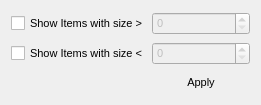
Before: the Qt Designer form sizefilter.ui in pjrinaldi/wombatforensics, drawn with Qt 5.
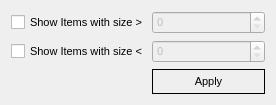
After: the same form once the commit is applied.

Patch:
```diff
--- a/sizefilter.ui
+++ b/sizefilter.ui
@@ -9,7 +9,7 @@
    <rect>
     <x>0</x>
     <y>0</y>
-    <width>261</width>
+    <width>276</width>
     <height>105</height>
    </rect>
   </property>
@@ -64,6 +64,9 @@
    </item>
    <item row="3" column="1">
     <widget class="QPushButton" name="pushButton">
+     <property name="styleSheet">
+      <string notr="true">border: 1px solid black; padding: 5px 10px 5px 10px;</string>
+     </property>
      <property name="text">
       <string>Apply</string>
      </property>
```
